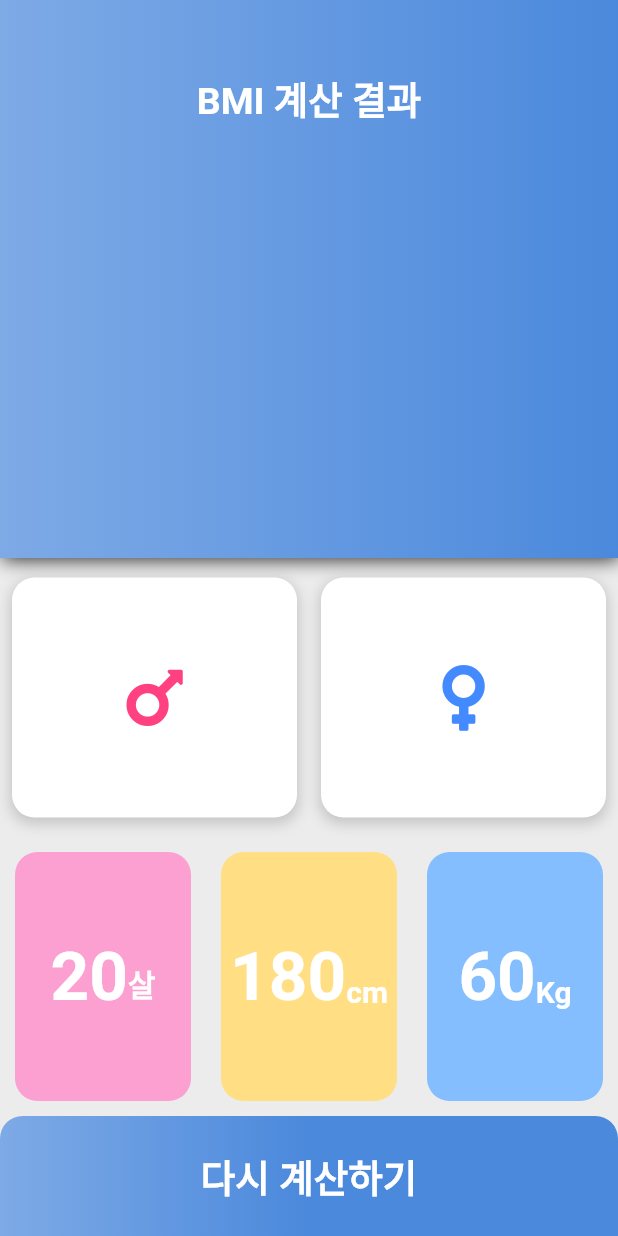
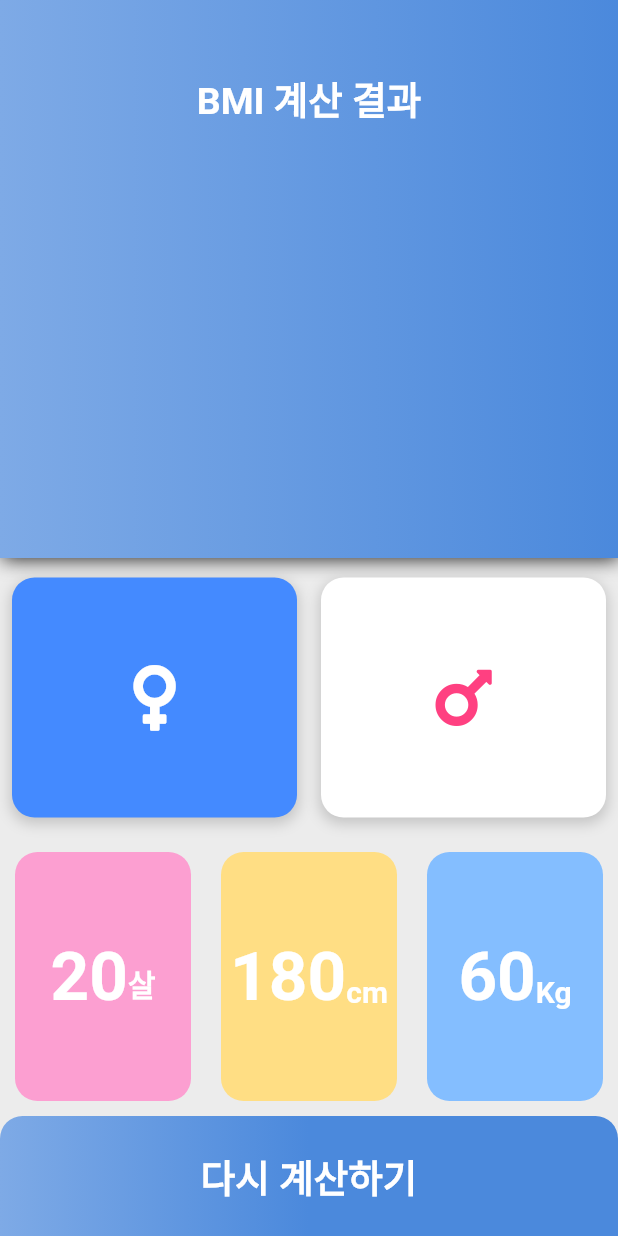
Before and after one commit to diebjackal/BMI_calculator, a Flutter app: the BMIMainPage screen opened directly with empty values, on a phone screen of 412 x 824 dp. Run offline on Flutter 3.47's test engine with Material 2 defaults, Android fonts, the phone set to English and light mode, and no system bars; our stand-ins replace font_awesome_flutter, toggle_switch.

Commit message:
[ADD] color
gender choice vew container change conatiner color and icon color

```diff
--- /dev/null
+++ b/bmi_calculator/lib/components/choice_gender.dart
@@ -0,0 +1,39 @@
+import 'package:bmi_calculator/utility/colors.dart';
+import 'package:bmi_calculator/utility/constants.dart';
+import 'package:bmi_calculator/utility/container_SIze.dart';
+import 'package:flutter/material.dart';
+
+class viewChoiceGender extends StatelessWidget {
+  viewChoiceGender({@required this.index, this.colour, this.iconColour});
+  final Color colour;
+  final Color iconColour;
+  final int index;
+
+  @override
+  Widget build(BuildContext context) {
+    return Expanded(
+      child: Container(
+        height: fullSizeContainer,
+        width: fullSizeContainer,
+        child: Icon(
+          iconList[index],
+          color: iconColour,
+          size: 50.0,
+        ),
+        margin: MSizePadding,
+        decoration: BoxDecoration(
+          color: colour,
+          borderRadius: BorderRadius.circular(15),
+          boxShadow: [
+            BoxShadow(
+              color: Colors.grey.withOpacity(0.5),
+              spreadRadius: 1,
+              blurRadius: 7,
+              offset: Offset(0, 3), // changes position of shadow
+            ),
+          ],
+        ),
+      ),
+    );
+  }
+}
--- a/bmi_calculator/lib/components/gender_select_button.dart
+++ b/bmi_calculator/lib/components/gender_select_button.dart
@@ -15,13 +15,15 @@ class GenderSelectButton extends StatelessWidget {
       child: Consumer<MyProvider>(
         builder: (context, value, child) => ToggleSwitch(
           minWidth: 200.0,
-          minHeight: 50.0,
+          minHeight: 65.0,
           initialLabelIndex: value.idx,
-          cornerRadius: 20.0,
+          cornerRadius: 80.0,
           activeFgColor: Colors.white,
           inactiveBgColor: Colors.grey,
           inactiveFgColor: Colors.white,
           labels: labelText,
+          fontSize: 20,
+          iconSize: 30,
           activeBgColors: activeBgColors,
           icons: [FontAwesomeIcons.mars, FontAwesomeIcons.venus],
           onToggle: (idx) => value.test(idx),
--- a/bmi_calculator/lib/components/selected_Gender.dart
+++ b/bmi_calculator/lib/components/selected_Gender.dart
@@ -1,7 +1,8 @@
 import 'package:bmi_calculator/utility/colors.dart';
-import 'package:bmi_calculator/utility/container_SIze.dart';
-import 'package:bmi_calculator/utility/constants.dart';
 import 'package:flutter/material.dart';
+import 'choice_gender.dart';
+import 'package:provider/provider.dart';
+import 'package:bmi_calculator/myProvider.dart';
 
 class GenderSelectView extends StatefulWidget {
   @override
@@ -12,32 +13,26 @@ class _GenderSelectViewState extends State<GenderSelectView> {
   @override
   Widget build(BuildContext context) {
     return Expanded(
-      child: Container(
-        margin: EdgeInsets.symmetric(vertical: 5),
-        child: Row(
-          children: [
-            viewChoiceGender(index: 0),
-            viewChoiceGender(index: 1),
-          ],
+      child: Consumer<MyProvider>(
+        builder: (context, value, child) => Container(
+          margin: EdgeInsets.symmetric(vertical: 5),
+          child: Row(
+            children: [
+              viewChoiceGender(
+                index: 1,
+                colour: value.idx == 0 ? maleColor : whiteColor,
+                iconColour: value.idx == 0 ? whiteColor : maleColor,
+              ),
+              viewChoiceGender(
+                index: 0,
+                colour: value.idx == 1 ? femaleColor : whiteColor,
+                iconColour: value.idx == 1 ? whiteColor : femaleColor,
+              ),
+            ],
+          ),
         ),
       ),
       flex: 2,
     );
   }
-
-  Widget viewChoiceGender({int index}) {
-    return Expanded(
-      child: Container(
-        height: fullSizeContainer,
-        width: fullSizeContainer,
-        child: Icon(
-          iconList[index],
-          color: iconColorList[index],
-          size: 50.0,
-        ),
-        margin: MSizePadding,
-        decoration: KGenderSelectContainerDecoration(),
-      ),
-    );
-  }
 }
--- a/bmi_calculator/lib/screens/BMI_ResultPage.dart
+++ b/bmi_calculator/lib/screens/BMI_ResultPage.dart
@@ -1,18 +1,14 @@
 import 'package:bmi_calculator/components/user_Information.dart';
 import 'package:bmi_calculator/screens/gender_select_page.dart';
+import 'package:bmi_calculator/utility/colors.dart';
 import 'package:bmi_calculator/utility/container_SIze.dart';
 import 'package:bmi_calculator/utility/constants.dart';
 import 'package:flutter/material.dart';
 import 'package:bmi_calculator/components/bottom_button.dart';
 import '../components/selected_Gender.dart';
-// import 'package:provider/provider.dart';
-// import 'package:bmi_calculator/myProvider.dart';
 
 class BMIMainPage extends StatelessWidget {
-  BMIMainPage({
-    @required this.bmiResult,
-    @required this.bodyState,
-  });
+  BMIMainPage({@required this.bmiResult, @required this.bodyState});
 
   final String bmiResult;
   final String bodyState;
@@ -20,7 +16,7 @@ class BMIMainPage extends StatelessWidget {
   @override
   Widget build(BuildContext context) {
     return Scaffold(
-      backgroundColor: Color(0xffECECEC),
+      backgroundColor: backgroundColor,
       body: Column(
         children: <Widget>[
           Expanded(
--- a/bmi_calculator/lib/screens/gender_select_page.dart
+++ b/bmi_calculator/lib/screens/gender_select_page.dart
@@ -5,7 +5,6 @@ import 'package:bmi_calculator/utility/colors.dart';
 import 'package:flutter/material.dart';
 import 'package:bmi_calculator/myProvider.dart';
 import 'package:provider/provider.dart';
-
 import 'input_Page.dart';
 
 class GenderSelectPage extends StatelessWidget {
--- a/bmi_calculator/lib/utility/colors.dart
+++ b/bmi_calculator/lib/utility/colors.dart
@@ -14,6 +14,6 @@ const AgeColors = Color(0xfffc9fd1);
 const heightColors = Color(0xffffde84);
 const weightColors = Color(0xff84beff);
 
-List<Color> iconColorList = [femaleColor, maleColor];
+// List<Color> iconColorList = [femaleColor, maleColor];
 
 List<dynamic> iconLIst = [FontAwesomeIcons.mars, FontAwesomeIcons.venus];
```
Also changed, not shown: 1 other file.
